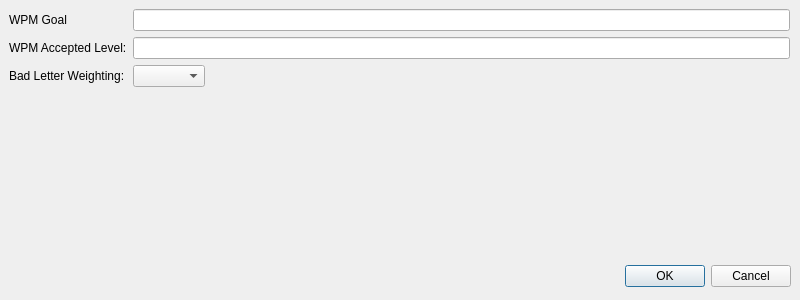
Before: the Qt Designer form Prefs.ui in hardaker/CuteCW, drawn with Qt 5.
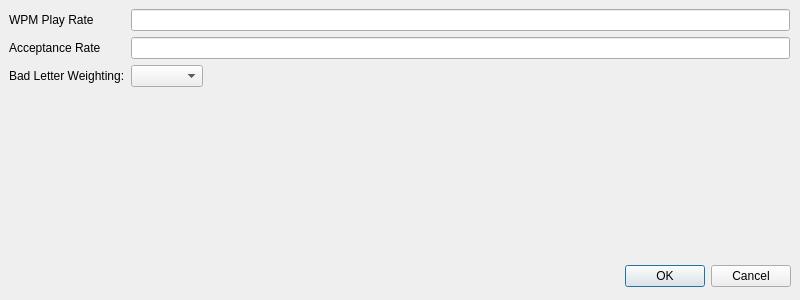
After: the same form once the commit is applied.

Diff of the .ui file:
```diff
--- a/Prefs.ui
+++ b/Prefs.ui
@@ -45,7 +45,7 @@
     <item row="0" column="0">
      <widget class="QLabel" name="label">
       <property name="text">
-       <string>WPM Goal</string>
+       <string>WPM Play Rate</string>
       </property>
      </widget>
     </item>
@@ -55,7 +55,7 @@
     <item row="1" column="0">
      <widget class="QLabel" name="label_2">
       <property name="text">
-       <string>WPM Accepted Level:</string>
+       <string>Acceptance Rate</string>
       </property>
      </widget>
     </item>
```
